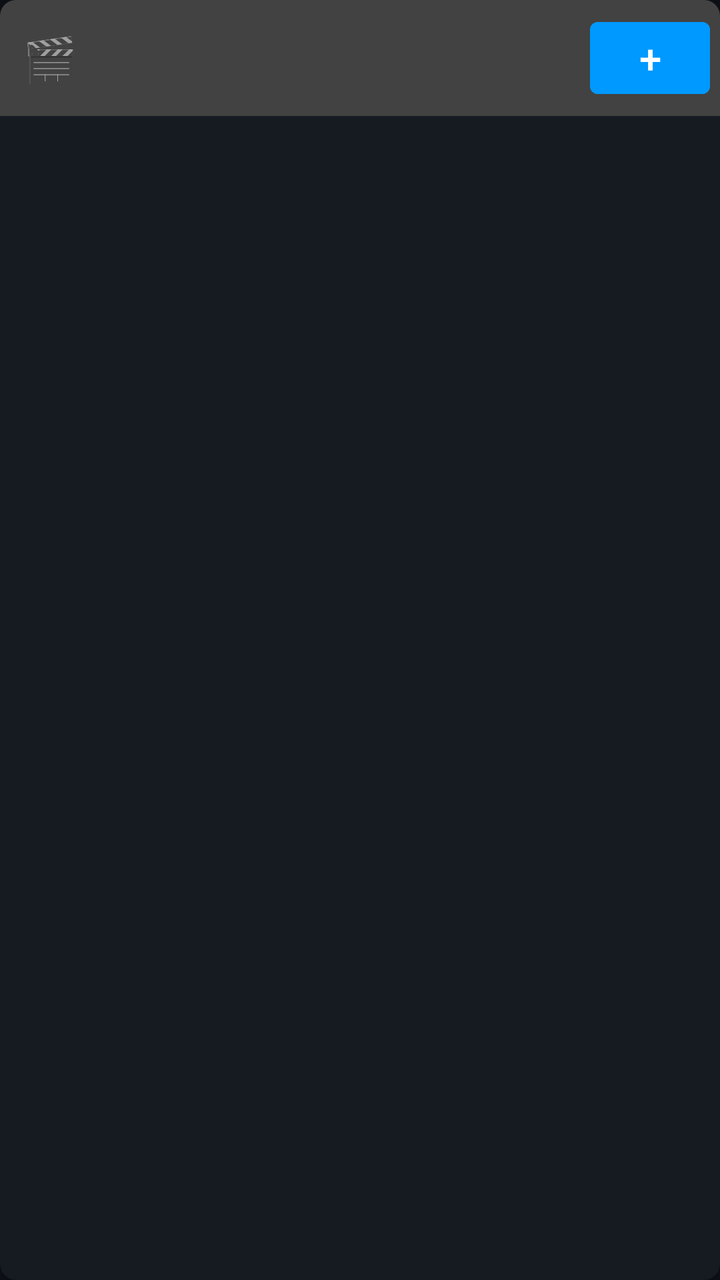
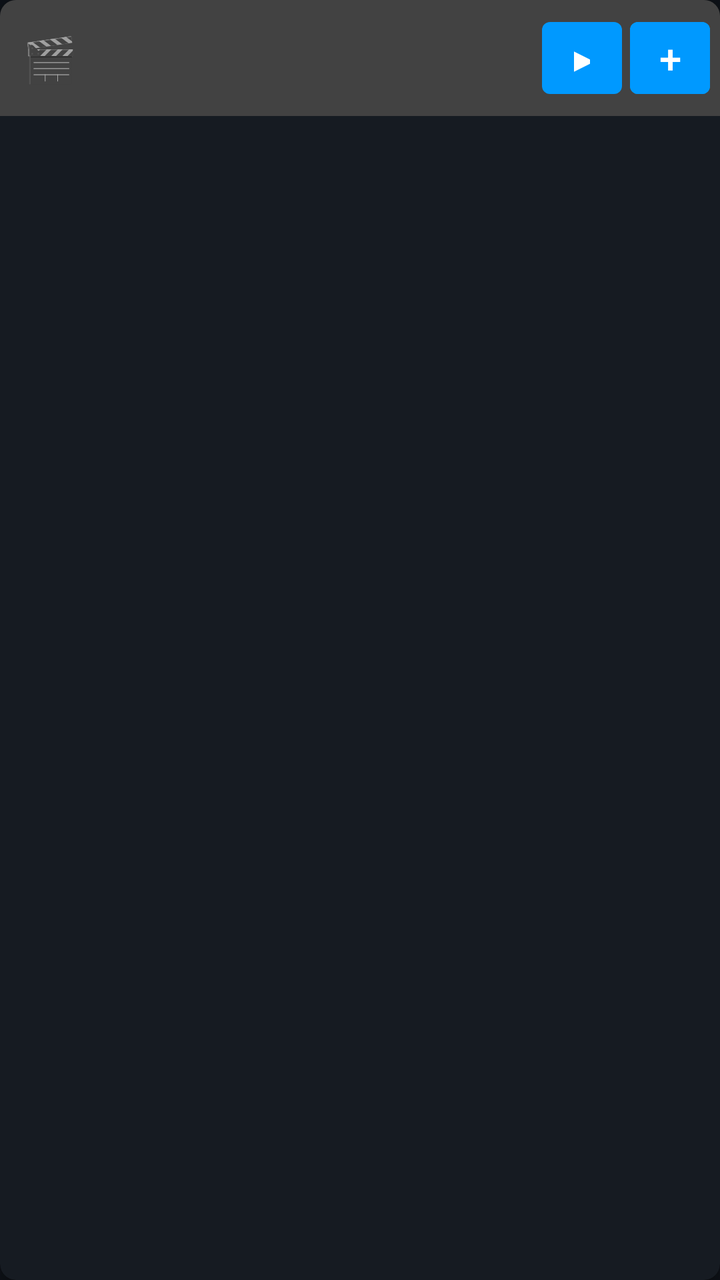

An Android layout rendered at two revisions. The XML below is the earlier revision; the diff shows what the commit changed to produce the second picture.
<!-- AndroidManifest.xml: application theme Theme.VideoControl -->
<!-- res/layout/item_video.xml -->
<?xml version="1.0" encoding="utf-8"?>
<androidx.cardview.widget.CardView
    xmlns:android="http://schemas.android.com/apk/res/android"
    xmlns:app="http://schemas.android.com/apk/res-auto"
    android:layout_width="match_parent"
    android:layout_height="wrap_content"
    android:layout_marginHorizontal="10dp"
    android:layout_marginVertical="5dp"
    app:cardBackgroundColor="@color/card_dark"
    app:cardCornerRadius="8dp"
    app:cardElevation="4dp">

    <LinearLayout
        android:layout_width="match_parent"
        android:layout_height="wrap_content"
        android:orientation="horizontal"
        android:padding="5dp"
        android:gravity="center_vertical"
        android:background="@color/cardview_dark_background" >

        <TextView
            android:layout_width="40dp"
            android:layout_height="40dp"
            android:text="🎬"
            android:textSize="22sp"
            android:gravity="center"
            android:layout_marginEnd="10dp" />

        <LinearLayout
            android:layout_width="0dp"
            android:layout_height="wrap_content"
            android:layout_weight="1"
            android:orientation="vertical">

            <TextView
                android:id="@+id/videoTitle"
                android:layout_width="match_parent"
                android:layout_height="wrap_content"
                android:textColor="@android:color/white"
                android:textSize="14sp"
                android:textStyle="bold"
                android:maxLines="2"
                android:ellipsize="end" />

            <TextView
                android:id="@+id/videoCategory"
                android:layout_width="match_parent"
                android:layout_height="wrap_content"
                android:textColor="#AAAAAA"
                android:textSize="12sp"
                android:layout_marginTop="2dp" />

            
        </LinearLayout>

        <Button
            android:id="@+id/addButton"
            android:layout_width="60dp"
            android:layout_height="wrap_content"
            android:text="+"
            android:backgroundTint="@color/accent_blue"
            android:textColor="@color/white"
            android:textSize="20sp"
            android:paddingHorizontal="10dp" />

    </LinearLayout>
</androidx.cardview.widget.CardView>
<!-- resources referenced by this layout -->
<resources>
  <color name="accent_blue">#0099FF</color>
  <color name="card_dark">#161B22</color>
  <color name="white">#FFFFFF</color>
  <style name="Theme.VideoControl" parent="Theme.MaterialComponents.DayNight.NoActionBar">
          <item name="colorPrimary">@color/accent_blue</item>
          <item name="colorPrimaryVariant">@color/accent_blue</item>
          <item name="colorOnPrimary">@color/white</item>
          <item name="android:windowBackground">@color/bg_dark</item>
          <item name="android:statusBarColor">@color/bg_dark</item>
      </style>
  <color name="bg_dark">#0D1117</color>
</resources>

<!-- the commit's change to res/layout/item_video.xml (unified diff, before → after) -->
@@ -54,9 +54,18 @@
         </LinearLayout>
 
         <Button
+            android:id="@+id/addNextButton"
+            android:layout_width="40dp"
+            android:layout_height="wrap_content"
+            android:layout_marginStart="4dp"
+            android:text="▶"
+            android:textSize="20sp" />
+
+        <Button
             android:id="@+id/addButton"
-            android:layout_width="60dp"
+            android:layout_width="40dp"
             android:layout_height="wrap_content"
+            android:layout_marginStart="4dp"
             android:text="+"
             android:backgroundTint="@color/accent_blue"
             android:textColor="@color/white"
